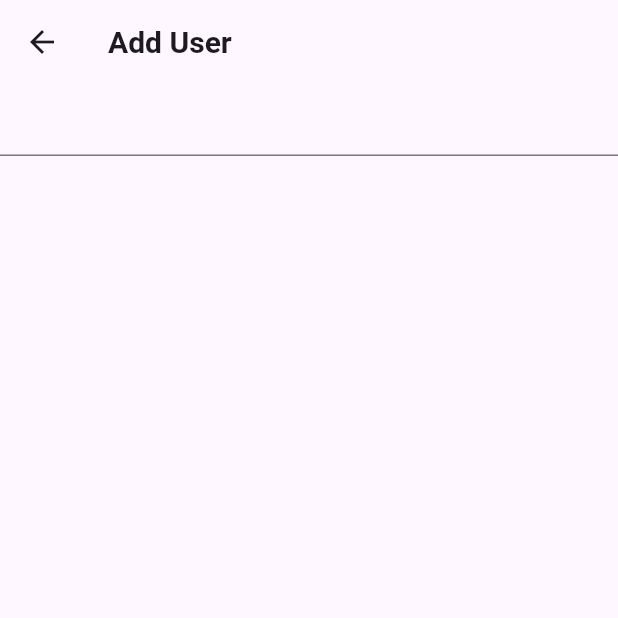
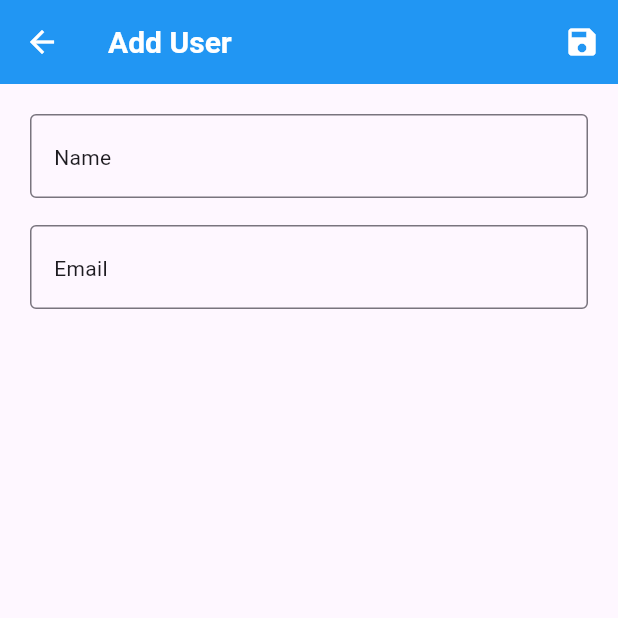
Before and after one commit to jamydevelop/MVVM-Flutter-with-Provider, a Flutter app: the screen it shows after launch, after a tap on the "add" icon, on a phone screen of 412 x 824 dp, the top half of it. Run offline on Flutter 3.47's test engine with Material 3 defaults, Android fonts, the light colour scheme and no system bars; accounts and stored records are empty; network calls fail.

Commit message:
added addingUser function

```diff
--- a/mvvm_flutter_with_provider/lib/users_list/view_models/users_view_model.dart
+++ b/mvvm_flutter_with_provider/lib/users_list/view_models/users_view_model.dart
@@ -16,14 +16,14 @@ class UsersViewModel extends ChangeNotifier {
   List<UserModel> _userListModel = [];
   UserError? _userError;
   UserModel? _selectedUser;
-  final UserModel _addedUser = UserModel();
+  UserModel _addingUser = UserModel();
 
   //getters---------------------------------------------------------------------
   bool get loading => _loading;
   List<UserModel> get userListModel => _userListModel;
   UserError? get userError => _userError;
   UserModel? get selectedUser => _selectedUser;
-  UserModel get addedUser => _addedUser;
+  UserModel get addingUser => _addingUser;
 
   //setters---------------------------------------------------------------------
   setLoading(bool loading) async {
@@ -47,6 +47,26 @@ class UsersViewModel extends ChangeNotifier {
   }
 
   //Method----------------------------------------------------------------------
+    addUser() async {
+    if (!isValid()) {
+      return;
+    }
+    _userListModel.add(addingUser);
+    _addingUser = UserModel();
+    notifyListeners();
+    return true;
+  }
+
+  isValid() {
+    if (addingUser.name == null || addingUser.name!.isEmpty) {
+      return false;
+    }
+    if (addingUser.email == null || addingUser.email!.isEmpty) {
+      return false;
+    }
+    return true;
+  }
+
   getUsers() async {
     setLoading(true);
     var response = await UserServices.getUsers();
--- a/mvvm_flutter_with_provider/lib/users_list/views/add_user_screen.dart
+++ b/mvvm_flutter_with_provider/lib/users_list/views/add_user_screen.dart
@@ -11,16 +11,47 @@ class AddUserScreen extends StatelessWidget {
     final UsersViewModel usersViewModel = context.watch<UsersViewModel>();
     return Scaffold(
       appBar: AppBar(
+        backgroundColor: Colors.blue,
+        foregroundColor: Colors.white,
         title: AppTitle(title: 'Add User'),
+        actions: [
+          IconButton(
+            onPressed: () async {
+              bool userAdded = await usersViewModel.addUser();
+                if (!userAdded) {
+                  return;
+                }
+                Navigator.pop(context);
+            },
+            icon: Icon(Icons.save),
+          ),
+        ],
       ),
-      body: Column(
-        children: [
-          TextFormField(
-            onChanged: (value) async {
-               usersViewModel.addedUser.name = value;
-            },
-          )
-        ],
+      body: Container(
+        padding: EdgeInsets.all(20),
+        child: Column(
+          children: [
+            TextFormField(
+              decoration: InputDecoration(
+                hint: Text('Name'),
+                border: OutlineInputBorder()
+              ),
+              onChanged: (value) async {
+                 usersViewModel.addingUser.name = value;
+              },
+            ),
+            SizedBox(height: 18),
+            TextFormField(
+              decoration: InputDecoration(
+                hint: Text('Email'),
+                border: OutlineInputBorder()
+              ),
+              onChanged: (value) async {
+                 usersViewModel.addingUser.email = value;
+              },
+            ),
+          ],
+        ),
       ),
     );
   }
```
